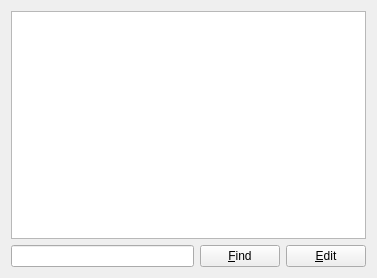
First picture: the form in src/frontends/qt/ui/PreambleUi.ui, repository cburschka/lyx, before the edit.
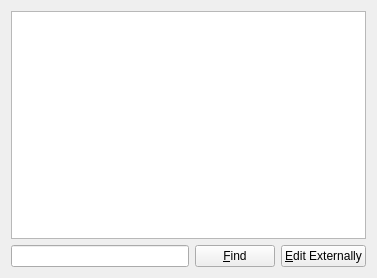
Second picture: the form after the edit.

Commit message:
Change Doc Settings "Edit" PB to "Edit Externally"
"Edit" by itself is not clear if the user doesn't already know what
it does.

This affects both the local layout tab and the LaTeX preamble tab.

Brief ML discussion here:

  https://www.mail-archive.com/search?l=mid&q=20221202193312.myfnuhuz6xcil6qt%40gary

What changed in the file:
```diff
--- a/src/frontends/qt/ui/PreambleUi.ui
+++ b/src/frontends/qt/ui/PreambleUi.ui
@@ -45,7 +45,7 @@
       <string>Editor for Latex (plain) format will be used</string>
      </property>
      <property name="text">
-      <string>&amp;Edit</string>
+      <string>&amp;Edit Externally</string>
      </property>
     </widget>
    </item>
```
The commit also changes 2 other files.
